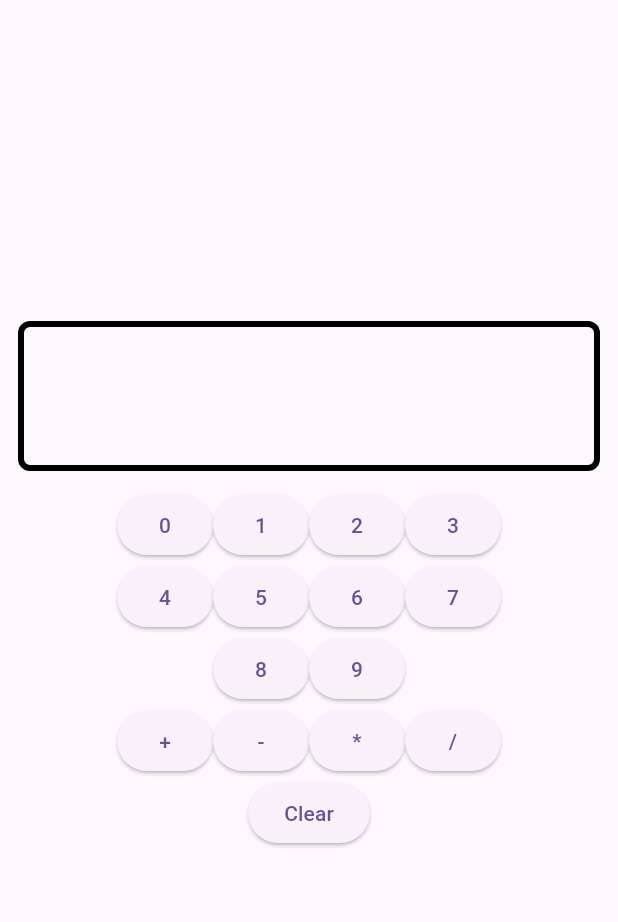
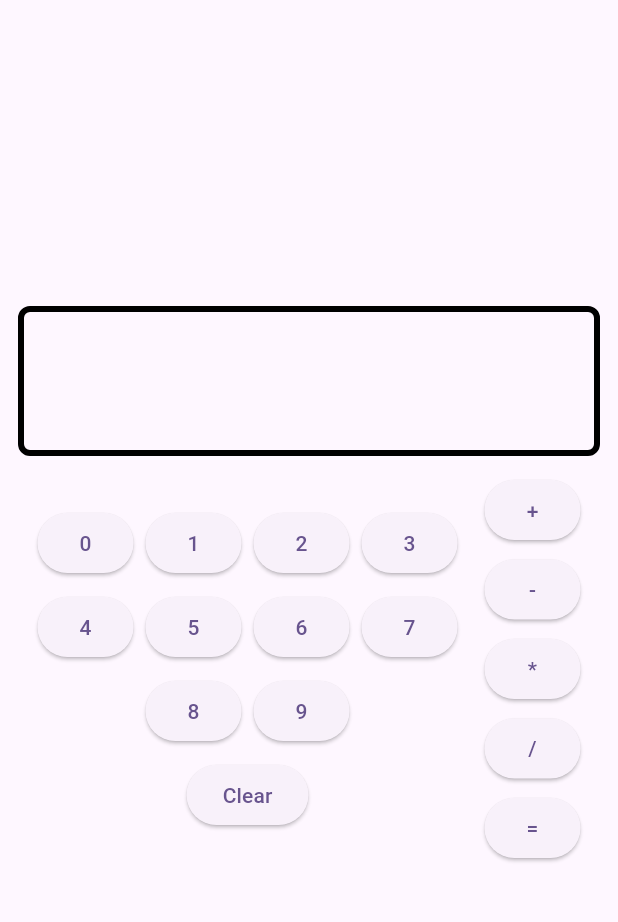
Before and after one commit to Ed-Zheng/MAD_hw1, a Flutter app: the screen it shows after launch, on a phone screen of 412 x 824 dp, the part 84-1006 px from its top. Run offline on Flutter 3.47's test engine with Material 3 defaults, Android fonts, the phone set to English and light mode, and no system bars; our stand-ins replace math_expressions.

Commit message:
Adjusts UI and adds math evaluation with = button
Sets buttons up in a better format, adds new = button, uses math dependecy to parse through the display text and evaluate the expression and shows a result

```diff
--- a/lib/main.dart
+++ b/lib/main.dart
@@ -1,4 +1,5 @@
 import 'package:flutter/material.dart';
+import 'package:math_expressions/math_expressions.dart';
 
 void main() {
   runApp(const MyApp());
@@ -65,6 +66,14 @@ class _MyHomePageState extends State<MyHomePage> {
             mainAxisAlignment: MainAxisAlignment.center,
             children: [
 
+              Column(
+                mainAxisAlignment: MainAxisAlignment.center,
+                children: [
+
+                  Row(
+                    mainAxisAlignment: MainAxisAlignment.center,
+                    children: [
+
                       ElevatedButton(
                         onPressed: () {
                           setState(() {
@@ -72,6 +81,11 @@ class _MyHomePageState extends State<MyHomePage> {
                           });
                         },
                         child: const Text("0"),
+                      ),
+
+                      SizedBox(
+                        height: 8.0,
+                        width: 8.0,
                       ),
 
                       ElevatedButton(
@@ -83,6 +97,11 @@ class _MyHomePageState extends State<MyHomePage> {
                         child: const Text("1"),
                       ),
 
+                      SizedBox(
+                        height: 8.0,
+                        width: 8.0,
+                      ),
+
                       ElevatedButton(
                         onPressed: () {
                           setState(() {
@@ -90,6 +109,11 @@ class _MyHomePageState extends State<MyHomePage> {
                           });
                         },
                         child: const Text("2"),
+                      ),
+
+                      SizedBox(
+                        height: 8.0,
+                        width: 8.0,
                       ),
 
                       ElevatedButton(
@@ -102,6 +126,8 @@ class _MyHomePageState extends State<MyHomePage> {
                       ),
                     ],
                   ),
+
+                  SizedBox(height: 8.0,),
 
                   Row(
                     mainAxisAlignment: MainAxisAlignment.center,
@@ -116,6 +142,11 @@ class _MyHomePageState extends State<MyHomePage> {
                         child: const Text("4"),
                       ),
 
+                      SizedBox(
+                        height: 8.0,
+                        width: 8.0,
+                      ),
+
                       ElevatedButton(
                         onPressed: () {
                           setState(() {
@@ -125,6 +156,11 @@ class _MyHomePageState extends State<MyHomePage> {
                         child: const Text("5"),
                       ),
 
+                      SizedBox(
+                        height: 8.0,
+                        width: 8.0,
+                      ),
+
                       ElevatedButton(
                         onPressed: () {
                           setState(() {
@@ -132,6 +168,11 @@ class _MyHomePageState extends State<MyHomePage> {
                           });
                         },
                         child: const Text("6"),
+                      ),
+
+                      SizedBox(
+                        height: 8.0,
+                        width: 8.0,
                       ),
 
                       ElevatedButton(
@@ -144,6 +185,8 @@ class _MyHomePageState extends State<MyHomePage> {
                       ),
                     ],
                   ),
+
+                  SizedBox(height: 8.0,),
 
                   Row(
                     mainAxisAlignment: MainAxisAlignment.center,
@@ -158,6 +201,11 @@ class _MyHomePageState extends State<MyHomePage> {
                         child: const Text("8"),
                       ),
 
+                      SizedBox(
+                        height: 8.0,
+                        width: 8.0,
+                      ),
+
                       ElevatedButton(
                         onPressed: () {
                           setState(() {
@@ -169,7 +217,22 @@ class _MyHomePageState extends State<MyHomePage> {
                     ],
                   ),
 
-          Row(
+                  SizedBox(height: 8.0,),
+
+                  ElevatedButton(
+                    onPressed: () {
+                      setState(() {
+                        displayText = "";
+                      });
+                    },
+                    child: const Text("Clear"),
+                  ),
+                ],
+              ),
+
+              SizedBox(width: 18.0),
+
+              Column(
                 mainAxisAlignment: MainAxisAlignment.center,
                 children: [
 
@@ -182,6 +245,8 @@ class _MyHomePageState extends State<MyHomePage> {
                     child: const Text("+"),
                   ),
 
+                  SizedBox(height: 5.0,),
+
                   ElevatedButton(
                     onPressed: () {
                       setState(() {
@@ -190,6 +255,8 @@ class _MyHomePageState extends State<MyHomePage> {
                     },
                     child: const Text("-"),
                   ),
+
+                  SizedBox(height: 5.0,),
 
                   ElevatedButton(
                     onPressed: () {
@@ -200,6 +267,8 @@ class _MyHomePageState extends State<MyHomePage> {
                     child: const Text("*"),
                   ),
 
+                  SizedBox(height: 5.0,),
+
                   ElevatedButton(
                     onPressed: () {
                       setState(() {
@@ -208,19 +277,30 @@ class _MyHomePageState extends State<MyHomePage> {
                     },
                     child: const Text("/"),
                   ),
-            ],
-          ),
+
+                  SizedBox(height: 5.0,),
 
                   ElevatedButton(
                     onPressed: () {
                       setState(() {
-                displayText = "";
+                        try {
+                          GrammarParser p = GrammarParser();
+                          Expression exp = p.parse(displayText);
+                          double eval = exp.evaluate(EvaluationType.REAL, ContextModel());
+                          displayText = eval.toString();
+                        } catch (e) {
+                          displayText = "Error";
+                        }
                       });
                     },
-            child: const Text("Clear"),
+                    child: const Text("="),
                   ),
                 ],
               ),
+            ],
+          ),
+        ]
+      )
     );
   }
 }
```
Lines whose indentation alone changed are shown as unchanged.
